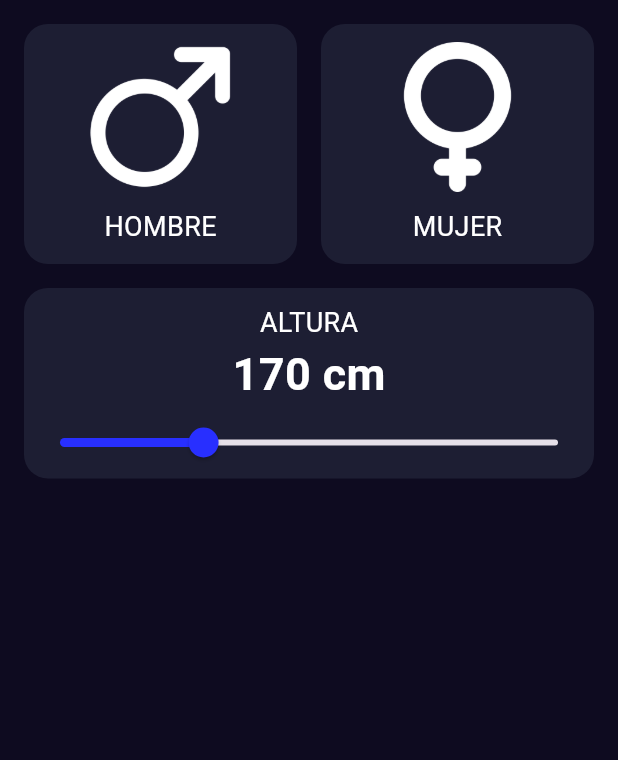
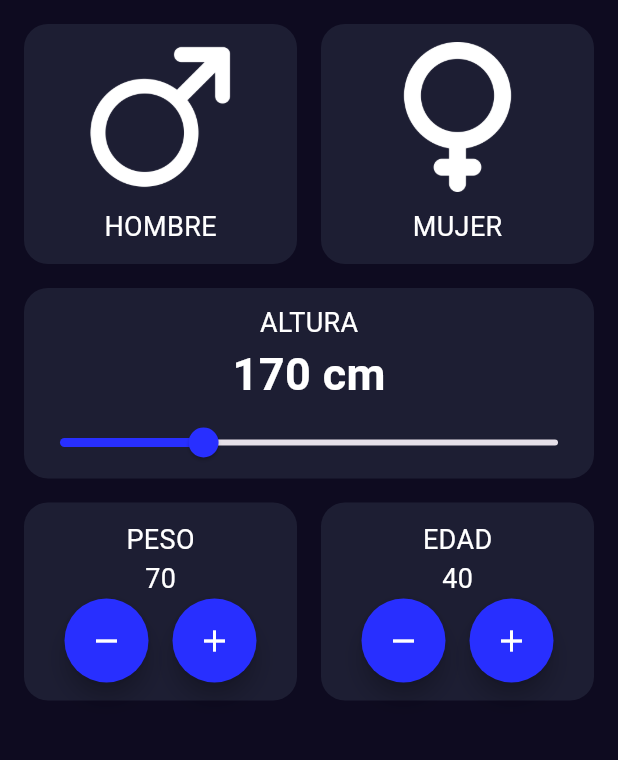
Before and after one commit to pascual214/basics_flutter, a Flutter app: the screen it shows after launch, on a phone screen of 412 x 824 dp, the part 84-844 px from its top. Run offline on Flutter 3.47's test engine with Material 3 defaults, Android fonts, the light colour scheme and no system bars.

Commit message:
Implementación peso y edad

```diff
--- /dev/null
+++ b/imc_calculator/lib/components/number_selector.dart
@@ -0,0 +1,66 @@
+import 'package:flutter/material.dart';
+import 'package:imc_calculator/core/app_color.dart';
+import 'package:imc_calculator/core/text_styles.dart';
+
+class NumberSelector extends StatefulWidget {
+  final String title;
+  final int value;
+  final Function() onIncrement;
+  final Function() onDecrement;
+
+  const NumberSelector({
+    super.key,
+    required this.title,
+    required this.value,
+    required this.onIncrement,
+    required this.onDecrement,
+  });
+
+  @override
+  State<NumberSelector> createState() => _NumberSelectorState();
+}
+
+class _NumberSelectorState extends State<NumberSelector> {
+  @override
+  Widget build(BuildContext context) {
+    return Container(
+      decoration: BoxDecoration(
+        color: AppColor.backgroundComponent,
+        borderRadius: BorderRadius.circular(16),
+      ),
+      child: Padding(
+        padding: const EdgeInsets.all(12),
+        child: Column(
+          children: [
+            Text(widget.title, style: TextStyles.bodyText),
+            Text(widget.value.toString(), style: TextStyles.bodyText),
+            Row(
+              mainAxisAlignment: MainAxisAlignment.center,
+              children: [
+                FloatingActionButton(
+                  onPressed: () {
+                    widget.onDecrement();
+                  },
+                  shape: CircleBorder(),
+                  backgroundColor: AppColor.primary,
+                  foregroundColor: Colors.white,
+                  child: Icon(Icons.remove),
+                ),
+                SizedBox(width: 16),
+                FloatingActionButton(
+                  onPressed: () {
+                    widget.onIncrement();
+                  },
+                  shape: CircleBorder(),
+                  backgroundColor: AppColor.primary,
+                  foregroundColor: Colors.white,
+                  child: Icon(Icons.add),
+                ),
+              ],
+            ),
+          ],
+        ),
+      ),
+    );
+  }
+}
--- a/imc_calculator/lib/screens/imc_home_screen.dart
+++ b/imc_calculator/lib/screens/imc_home_screen.dart
@@ -1,6 +1,7 @@
 import 'package:flutter/material.dart';
 import 'package:imc_calculator/components/gender_selector.dart';
 import 'package:imc_calculator/components/height_selector.dart';
+import 'package:imc_calculator/components/number_selector.dart';
 
 class ImcHomeScreen extends StatefulWidget {
   const ImcHomeScreen({super.key});
@@ -10,12 +11,55 @@
 }
 
 class _ImcHomeScreenState extends State<ImcHomeScreen> {
+  int selectedAge = 40;
+  int selectedWeight = 70;
+
   @override
   Widget build(BuildContext context) {
     return Column(
       children: [
         GenderSelector(),
         HeightSelector(),
+        Padding(
+          padding: const EdgeInsets.all(16),
+          child: Row(
+            children: [
+              Expanded(
+                child: NumberSelector(
+                  title: "Peso".toUpperCase(),
+                  value: selectedWeight,
+                  onIncrement: () {
+                    setState(() {
+                      selectedWeight++;
+                    });
+                  },
+                  onDecrement: () {
+                    setState(() {
+                      selectedWeight--;
+                    });
+                  },
+                ),
+              ),
+              SizedBox(width: 16),
+              Expanded(
+                child: NumberSelector(
+                  title: "Edad".toUpperCase(),
+                  value: selectedAge,
+                  onIncrement: () {
+                    setState(() {
+                      selectedAge++;
+                    });
+                  },
+                  onDecrement: () {
+                    setState(() {
+                      selectedAge--;
+                    });
+                  },
+                ),
+              ),
+            ],
+          ),
+        ),
       ],
     );
   }
```
